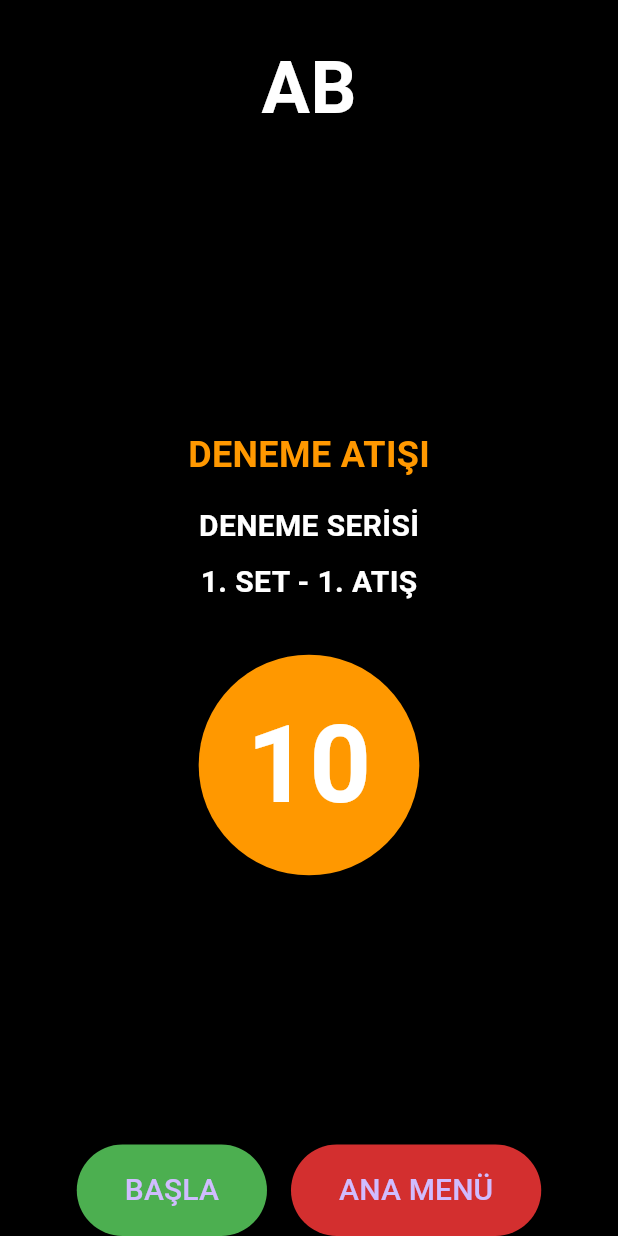
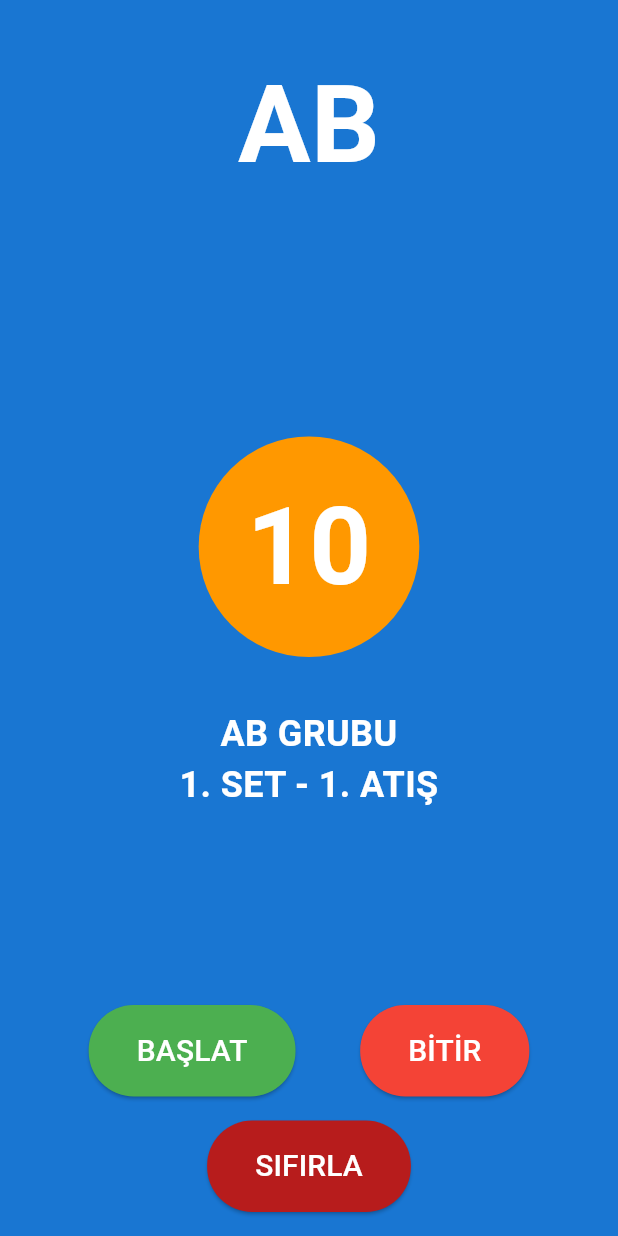
Before and after one commit to hasanali8334/archery_timer, a Flutter app: the screen it shows after launch, on a phone screen of 412 x 824 dp. Run offline on Flutter 3.47's test engine with Material 3 defaults, Android fonts, the phone set to English and light mode, and no system bars; our stand-ins replace audioplayers, shared_preferences.

Commit message:
ShootingScreen eski versiyona geri döndürüldü: - haasan

```diff
--- a/lib/screens/shooting_screen.dart
+++ b/lib/screens/shooting_screen.dart
@@ -11,6 +11,7 @@ class ShootingScreen extends StatefulWidget {
   final int practiceRounds;
   final int preparationTime;
   final int matchRounds;
+  final int shotsPerSet;
   final ShootingStyle shootingStyle;
 
   const ShootingScreen({
@@ -22,6 +23,7 @@ class ShootingScreen extends StatefulWidget {
     required this.practiceRounds,
     required this.preparationTime,
     required this.matchRounds,
+    required this.shotsPerSet,
     required this.shootingStyle,
   });
 
@@ -33,22 +35,26 @@ class _ShootingScreenState extends State<ShootingScreen> {
   Timer? _timer;
   bool isRunning = false;
   bool isPreparationPhase = true;
-  bool isShootingPhase = false;
   bool isABGroup = true;
   late int remainingTime;
-  int currentShotInSet = 1; // 1-2 arası atış sırası (AB veya CD için)
-  int currentSet = 1; // 1-2 arası set sırası (her seride 2 set var)
-  int currentRound = 1; // Mevcut seri sayısı
-  bool isPracticeRound = true;
+  int currentShotInSet = 1;
+  int currentSet = 1;
+  bool isPracticeRound = false;
   bool isPaused = false;
-  int currentShotDuration = 0;
+  bool isMatchFinished = false;
 
   @override
   void initState() {
     super.initState();
+    isPracticeRound = false;
+    currentSet = 1;
+    currentShotInSet = 1;
+    isABGroup = true;
+    isPreparationPhase = true;
     remainingTime = widget.preparationTime;
     _updateTargetGroup();
     isPaused = false;
+    isMatchFinished = false;
   }
 
   @override
@@ -58,18 +64,14 @@ class _ShootingScreenState extends State<ShootingScreen> {
   }
 
   void _updateTargetGroup() {
-    if (widget.shootingStyle == ShootingStyle.standart) {
+    if (widget.shootingStyle == ShootingStyle.standard) {
       isABGroup = true;
-    } else if (widget.shootingStyle == ShootingStyle.donusumsuzABCD) {
-      // Dönüşümsüz: Set 1'de AB, Set 2'de CD atıyor
+    } else if (widget.shootingStyle == ShootingStyle.alternating) {
       isABGroup = currentSet == 1;
     } else {
-      // Dönüşümlü: Tek sayılı serilerde AB-CD, çift sayılı serilerde CD-AB
-      if (currentRound % 2 == 1) {
-        // Tek sayılı seri
+      if (currentSet % 2 == 1) {
         isABGroup = currentSet == 1;
       } else {
-        // Çift sayılı seri
         isABGroup = currentSet == 2;
       }
     }
@@ -83,121 +85,95 @@ class _ShootingScreenState extends State<ShootingScreen> {
     }
   }
 
-  void _startCountdown() {
+  void _stopTimer() {
     _timer?.cancel();
-    if (!isPaused) {
-      _playSound('whistle');
+    setState(() {
+      isRunning = false;
+    });
   }
+
+  void _startTimer() {
+    setState(() {
+      isRunning = true;
+    });
+
     _timer = Timer.periodic(const Duration(seconds: 1), (timer) {
       setState(() {
         if (remainingTime > 0) {
           remainingTime--;
-          if (!isPreparationPhase) {
-            currentShotDuration++;
-            // Uyarı süresi kontrolü
-            if (remainingTime <= widget.warningTime) {
+
+          if (!isPreparationPhase && remainingTime == widget.warningTime) {
             _playSound('beep');
           }
-            // Son 5 saniye kontrolü
-            if (remainingTime <= 5 && remainingTime > 0) {
+
+          if (!isPreparationPhase && remainingTime <= 5 && remainingTime > 0) {
             _playSound('beep');
           }
-          }
         } else {
-          timer.cancel();
+          _timer?.cancel();
+          isRunning = false;
+          _playSound('whistle');
+
           if (isPreparationPhase) {
-            // Hazırlık süresi bitti, atış süresine geç
+            setState(() {
               isPreparationPhase = false;
-            isShootingPhase = true;
               remainingTime = widget.shootingTime;
-            currentShotDuration = 0;
-            _startCountdown(); // Yeni süre için geri sayımı başlat
-          } else if (isShootingPhase) {
-            // Atış süresi bittiğinde düdük çal
-            _playSound('whistle');
-            isShootingPhase = false;
-            isPreparationPhase = true;
-            isABGroup = !isABGroup;
-            remainingTime = widget.preparationTime;
-            currentShotDuration = 0;
-            isRunning = false;
-            finishShot();
+            });
+            _startTimer();
+          } else {
+            _finishShot();
           }
         }
       });
     });
   }
 
-  void _toggleTimer() {
+  void _finishShot() {
+    _stopTimer();
+
+    print('DEBUG - Önceki durum:');
+    print('Set: $currentSet / ${widget.matchRounds}');
+    print('Atış: $currentShotInSet / 2');
+    print('Grup: ${isABGroup ? "AB" : "CD"}');
+
     setState(() {
-      if (!isRunning) {
-        isRunning = true;
-        _startCountdown();
+      isPreparationPhase = true;
+      remainingTime = widget.preparationTime;
+
+      if (currentShotInSet < 2) {
+        currentShotInSet++;
+        isABGroup = !isABGroup;
+        print('DEBUG - Sonraki atışa geçildi');
+        return;
+      }
+
+      currentShotInSet = 1;
+      isABGroup = true;
+
+      if (currentSet >= widget.matchRounds) {
+        isMatchFinished = true;
+        print('DEBUG - Yarışma bitti!');
+        return;
+      }
+
+      currentSet++;
+      print('DEBUG - Sonraki sete geçildi: $currentSet');
+
+      switch (widget.shootingStyle) {
+        case ShootingStyle.rotating:
+          isABGroup = currentSet % 2 == 1;
+          break;
+        default:
+          isABGroup = true;
+          break;
       }
     });
-  }
 
-  void finishShot() {
-    stopTimer();
-
-    if (currentShotInSet == 2) {
-      // Set tamamlandı
-      if (currentSet == 2) {
-        // Seri tamamlandı
-        if (isPracticeRound && currentRound < widget.practiceRounds) {
-          // Deneme serisi devam ediyor
-          setState(() {
-            currentShotInSet = 1;
-            currentSet = 1;
-            currentRound++;
-            remainingTime = widget.preparationTime;
-            isPreparationPhase = true;
-          });
-          _updateTargetGroup();
-        } else if (isPracticeRound) {
-          // Deneme serileri bitti, yarışma serilerine geç
-          setState(() {
-            isPracticeRound = false;
-            currentShotInSet = 1;
-            currentSet = 1;
-            currentRound = 1;
-            remainingTime = widget.preparationTime;
-            isPreparationPhase = true;
-          });
-          _updateTargetGroup();
-        } else if (currentRound >= widget.matchRounds) {
-          // Yarışma serileri bitti, ana menüye dön
-          widget.onReset();
-        } else {
-          // Sonraki seriye geç
-          setState(() {
-            currentShotInSet = 1;
-            currentSet = 1;
-            currentRound++;
-            remainingTime = widget.preparationTime;
-            isPreparationPhase = true;
-          });
-          _updateTargetGroup();
-        }
-      } else {
-        // Sonraki sete geç
-        setState(() {
-          currentShotInSet = 1;
-          currentSet++;
-          remainingTime = widget.preparationTime;
-          isPreparationPhase = true;
-        });
-        _updateTargetGroup();
-      }
-    } else {
-      // Sonraki atışa geç
-      setState(() {
-        currentShotInSet++;
-        remainingTime = widget.preparationTime;
-        isPreparationPhase = true;
-      });
-      _updateTargetGroup();
-    }
+    print('DEBUG - Sonraki durum:');
+    print('Set: $currentSet / ${widget.matchRounds}');
+    print('Atış: $currentShotInSet / 2');
+    print('Grup: ${isABGroup ? "AB" : "CD"}');
+    print('-------------------');
   }
 
   void stopTimer() {
@@ -211,7 +187,7 @@ class _ShootingScreenState extends State<ShootingScreen> {
     setState(() {
       isPaused = false;
     });
-    _startCountdown();
+    _startTimer();
   }
 
   void resetTimer() {
@@ -224,82 +200,54 @@ class _ShootingScreenState extends State<ShootingScreen> {
   }
 
   String _formatTime(int seconds) {
-    return seconds.toString();
+    return '$seconds';
+  }
+
+  String _getNextShotInfo() {
+    if (isMatchFinished) {
+      return 'YARIŞMA BİTTİ';
+    }
+    return '${isABGroup ? 'AB' : 'CD'} GRUBU\n${currentSet}. SET - ${currentShotInSet}. ATIŞ';
   }
 
   @override
   Widget build(BuildContext context) {
+    Color timerColor = isPreparationPhase
+        ? Colors.orange
+        : (remainingTime <= widget.warningTime ? Colors.orange : Colors.green);
+
     return Scaffold(
-      backgroundColor: Colors.black,
-      body: Column(
+      backgroundColor: Colors.blue.shade700,
+      body: SafeArea(
+        child: Column(
           children: [
-          // Üst kısım (AB/CD göstergesi)
             Container(
-            padding: const EdgeInsets.symmetric(vertical: 24),
+              padding: const EdgeInsets.symmetric(vertical: 32),
               child: Center(
                 child: AnimatedOpacity(
                   duration: const Duration(milliseconds: 300),
-                opacity: isABGroup ? 1.0 : 0.0,
+                  opacity: 1.0,
                   child: Text(
-                  'AB',
+                    isMatchFinished ? 'BİTTİ' : (isABGroup ? 'AB' : 'CD'),
                     style: TextStyle(
                       color: Colors.white,
-                    fontSize: 48,
+                      fontSize: 72,
                       fontWeight: FontWeight.bold,
                     ),
                   ),
                 ),
               ),
             ),
-          // Orta kısım (Süre göstergesi)
             Expanded(
+              child: Center(
                 child: Column(
                   mainAxisAlignment: MainAxisAlignment.center,
                   children: [
-                // Deneme atışı yazısı
-                if (isPracticeRound && widget.practiceRounds > 0)
-                  Container(
-                    padding: const EdgeInsets.only(bottom: 16),
-                    child: Text(
-                      'DENEME ATIŞI',
-                      style: TextStyle(
-                        color: Colors.orange,
-                        fontSize: 24,
-                        fontWeight: FontWeight.bold,
-                      ),
-                    ),
-                  ),
-                // Atış bilgisi
-                Container(
-                  padding: const EdgeInsets.only(bottom: 24),
-                  child: Column(
-                    children: [
-                      Text(
-                        isPracticeRound ? 'DENEME SERİSİ' : 'YARIŞ SERİSİ',
-                        style: TextStyle(
-                          color: Colors.white,
-                          fontSize: 20,
-                          fontWeight: FontWeight.bold,
-                        ),
-                      ),
-                      const SizedBox(height: 8),
-                      Text(
-                        '${currentSet}. SET - ${currentShotInSet}. ATIŞ',
-                        style: TextStyle(
-                          color: Colors.white,
-                          fontSize: 20,
-                          fontWeight: FontWeight.bold,
-                        ),
-                      ),
-                    ],
-                  ),
-                ),
-                // Süre göstergesi
                     Container(
                       padding: const EdgeInsets.all(32),
                       decoration: BoxDecoration(
                         shape: BoxShape.circle,
-                    color: isPreparationPhase ? Colors.orange : Colors.green,
+                        color: timerColor,
                       ),
                       child: Text(
                         _formatTime(remainingTime),
@@ -310,68 +258,102 @@ class _ShootingScreenState extends State<ShootingScreen> {
                         ),
                       ),
                     ),
+                    if (!isRunning)
+                      Container(
+                        padding: const EdgeInsets.only(top: 24),
+                        width: double.infinity,
+                        child: Center(
+                          child: Text(
+                            _getNextShotInfo(),
+                            style: TextStyle(
+                              color: Colors.white,
+                              fontSize: 24,
+                              fontWeight: FontWeight.bold,
+                            ),
+                            textAlign: TextAlign.center,
+                          ),
+                        ),
+                      ),
                   ],
                 ),
               ),
-          // Alt kısım (Butonlar)
+            ),
+            Container(
+              padding: const EdgeInsets.all(16),
+              child: Column(
+                mainAxisSize: MainAxisSize.min,
+                children: [
                   Row(
-            mainAxisAlignment: MainAxisAlignment.center,
+                    mainAxisAlignment: MainAxisAlignment.spaceEvenly,
                     children: [
-              if (!isRunning)
                       ElevatedButton(
-                  onPressed: _toggleTimer,
+                        onPressed: isMatchFinished ? null : (isRunning ? _stopTimer : _startTimer),
                         style: ElevatedButton.styleFrom(
-                    backgroundColor: Colors.green,
+                          backgroundColor: isRunning ? Colors.orange : Colors.green,
                           padding: const EdgeInsets.symmetric(
                             horizontal: 32,
                             vertical: 16,
                           ),
+                          shape: RoundedRectangleBorder(
+                            borderRadius: BorderRadius.circular(30),
+                          ),
                         ),
                         child: Text(
-                    isPaused ? 'DEVAM ET' : 'BAŞLA',
-                    style: const TextStyle(fontSize: 20),
-                  ),
-                )
-              else ...[
-                ElevatedButton(
-                  onPressed: stopTimer,
-                  style: ElevatedButton.styleFrom(
-                    backgroundColor: Colors.orange,
-                    padding: const EdgeInsets.symmetric(
-                      horizontal: 32,
-                      vertical: 16,
+                          isRunning ? 'DURDUR' : 'BAŞLAT',
+                          style: const TextStyle(
+                            fontSize: 20,
+                            color: Colors.white,
                           ),
                         ),
-                  child: const Text('DURDUR', style: TextStyle(fontSize: 20)),
                       ),
-                const SizedBox(width: 16),
                       ElevatedButton(
-                  onPressed: finishShot,
+                        onPressed: isMatchFinished ? null : _finishShot,
                         style: ElevatedButton.styleFrom(
                           backgroundColor: Colors.red,
                           padding: const EdgeInsets.symmetric(
                             horizontal: 32,
                             vertical: 16,
                           ),
+                          shape: RoundedRectangleBorder(
+                            borderRadius: BorderRadius.circular(30),
                           ),
-                  child: const Text('BİTİR', style: TextStyle(fontSize: 20)),
+                        ),
+                        child: const Text(
+                          'BİTİR',
+                          style: TextStyle(
+                            fontSize: 20,
+                            color: Colors.white,
+                          ),
+                        ),
                       ),
                     ],
-              const SizedBox(width: 16),
+                  ),
+                  const SizedBox(height: 16),
                   ElevatedButton(
                     onPressed: widget.onReset,
                     style: ElevatedButton.styleFrom(
-                  backgroundColor: Colors.red.shade700,
+                      backgroundColor: Colors.red.shade900,
                       padding: const EdgeInsets.symmetric(
                         horizontal: 32,
                         vertical: 16,
                       ),
+                      shape: RoundedRectangleBorder(
+                        borderRadius: BorderRadius.circular(30),
                       ),
-                child: const Text('ANA MENÜ', style: TextStyle(fontSize: 20)),
+                    ),
+                    child: const Text(
+                      'SIFIRLA',
+                      style: TextStyle(
+                        fontSize: 20,
+                        color: Colors.white,
+                      ),
+                    ),
                   ),
                 ],
               ),
+            ),
           ],
+        ),
       ),
     );
   }
```
Lines whose indentation alone changed are shown as unchanged.
